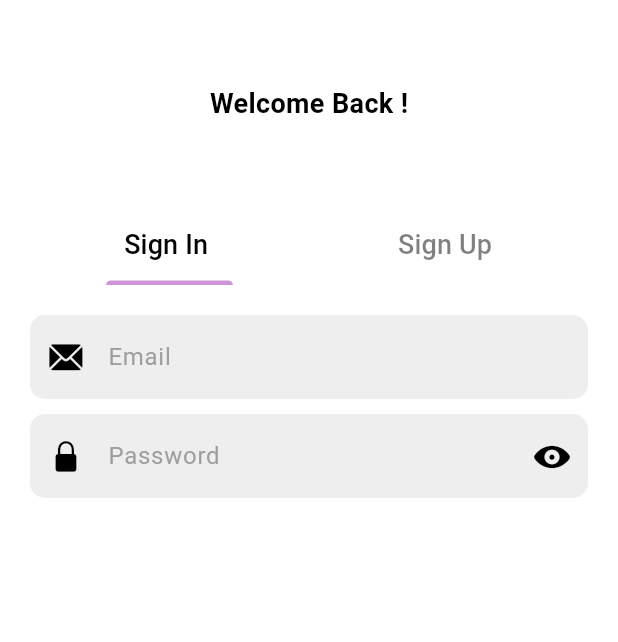
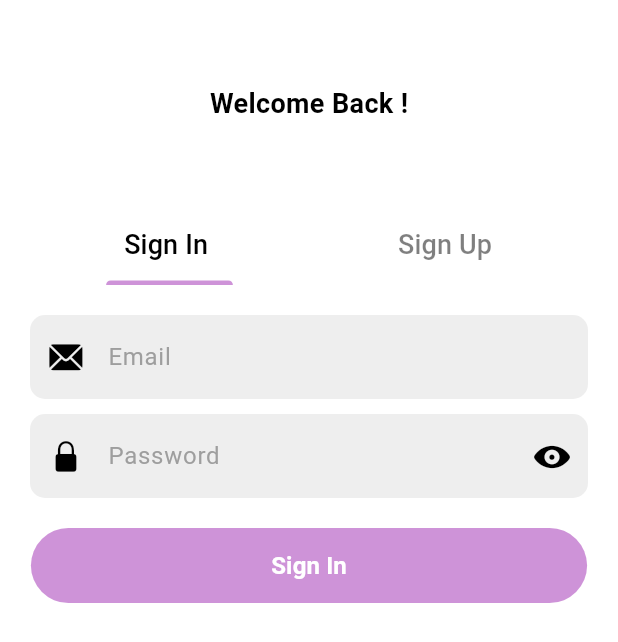
Before and after one commit to jithuhari/post_app_firebase_bloc, a Flutter app: the screen it shows after launch, on a phone screen of 412 x 824 dp. Shown: the top 642 px of the screen. Run offline on Flutter 3.47's test engine with Material 3 defaults, Android fonts, the phone set to English and light mode, and no system bars; our stand-ins replace bloc, cloud_firestore, equatable, firebase_auth, firebase_core, flutter_bloc; accounts and stored records are empty.

Commit message:
sign in ui finished

```diff
--- a/lib/screens/authentication/sign_in_screen.dart
+++ b/lib/screens/authentication/sign_in_screen.dart
@@ -1,6 +1,8 @@
+import 'package:app_new/blocs/sign_in_bloc/sign_in_bloc.dart';
 import 'package:app_new/components/strings.dart';
 import 'package:flutter/cupertino.dart';
 import 'package:flutter/material.dart';
+import 'package:flutter_bloc/flutter_bloc.dart';
 
 import '../../components/text_field.dart';
 
@@ -19,6 +21,7 @@ class _SignInScreenState extends State<SignInScreen> {
   String? _errorMsg;
   bool obscurePassword = true;
   IconData iconPassword =CupertinoIcons.eye_fill;
+  bool signinRequired = false;
 
   @override
   Widget build(BuildContext context) {
@@ -77,7 +80,42 @@ class _SignInScreenState extends State<SignInScreen> {
               }
             ),
           ),
-          SizedBox(height: 20,)
+          SizedBox(height: 20,),
+
+          !signinRequired?
+          SizedBox(
+            width: MediaQuery.of(context).size.width*0.9,
+            height: 50,
+            child: TextButton(
+              style: TextButton.styleFrom(
+                elevation: 3,
+                backgroundColor: Theme.of(context).colorScheme.primary,
+                foregroundColor: Colors.white,
+                shape: RoundedRectangleBorder(
+                  borderRadius: BorderRadius.circular(60)
+                )
+              ),
+              onPressed: (){
+                if (_formKey.currentState!.validate()) {
+                  context.read<SignInBloc>().add(SignInRequired(
+                    emailController.text, passwordController.text
+                  ));
+
+                }
+              }, child: Padding(
+                padding: const EdgeInsets.symmetric(horizontal: 25.0,vertical: 5),
+                child: Text('Sign In',
+                style: TextStyle(
+                  color: Colors.white,
+                  fontSize: 16,
+                  fontWeight: FontWeight.w600
+                ),
+
+                ),
+              )),
+          )
+
+          : const CircularProgressIndicator()
         ],
       )
     );
```
